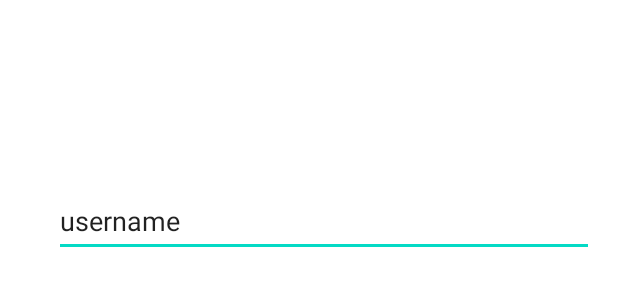
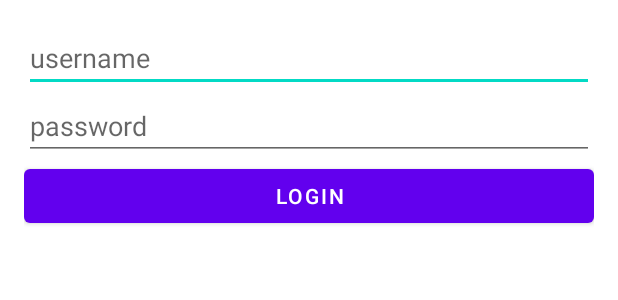
Before and after one commit to mollyxu/Instagram, an Android app: the layout activity_login.xml on its own in the app's theme, with its tools: preview values and no code run, on a phone screen of 412 x 824 dp. Shown: the top 300 px of the screen. Run offline under Robolectric (Android 15) with nearby library versions, the phone set to English and light mode, and no system bars.

Commit message:
fixed files that were accidentally removed

```diff
--- a/app/build.gradle
+++ b/app/build.gradle
@@ -35,4 +35,7 @@ dependencies {
     testImplementation 'junit:junit:4.13.2'
     androidTestImplementation 'androidx.test.ext:junit:1.1.3'
     androidTestImplementation 'androidx.test.espresso:espresso-core:3.4.0'
+
+    implementation "com.github.parse-community.Parse-SDK-Android:parse:4.0.0"
+
 }
--- a/app/src/main/AndroidManifest.xml
+++ b/app/src/main/AndroidManifest.xml
@@ -3,7 +3,11 @@
     xmlns:tools="http://schemas.android.com/tools"
     package="com.example.instagram">
 
+    <uses-permission android:name="android.permission.ACCESS_NETWORK_STATE" />
+    <uses-permission android:name="android.permission.INTERNET"/>
+
     <application
+        android:name=".ParseApplication"
         android:allowBackup="true"
         android:dataExtractionRules="@xml/data_extraction_rules"
         android:fullBackupContent="@xml/backup_rules"
@@ -13,6 +17,8 @@
         android:supportsRtl="true"
         android:theme="@style/Theme.Instagram"
         tools:targetApi="31">
+        <activity android:name=".LoginActivity"
+            android:exported="true"/>
         <activity
             android:name=".MainActivity"
             android:exported="true" />
--- a/app/src/main/java/com/example/instagram/SplashScreen.java
+++ b/app/src/main/java/com/example/instagram/SplashScreen.java
@@ -15,9 +15,8 @@ public class SplashScreen extends AppCompatActivity {
         new Handler().postDelayed(new Runnable() {
             @Override
             public void run() {
-                startActivity(new Intent (SplashScreen.this, MainActivity.class));
+                startActivity(new Intent (SplashScreen.this, LoginActivity.class));
                 finish();
-
             }
         }, 2000);
     }
--- a/app/src/main/res/layout/activity_login.xml
+++ b/app/src/main/res/layout/activity_login.xml
@@ -5,53 +5,30 @@
     android:layout_width="match_parent"
     android:layout_height="wrap_content"
     android:layout_margin="16dp"
+    android:orientation="vertical"
     tools:context=".LoginActivity">
 
     <EditText
         android:id="@+id/etUsername"
         android:layout_width="match_parent"
         android:layout_height="wrap_content"
-        android:layout_alignParentTop="true"
-        android:layout_centerHorizontal="true"
-        android:layout_marginStart="20dp"
-        android:layout_marginTop="107dp"
+        android:layout_weight="1"
         android:ems="10"
-        android:inputType="textPersonName"
-        android:minHeight="48dp"
-        app:layout_constraintEnd_toEndOf="parent"
-        app:layout_constraintStart_toStartOf="parent"
-        tools:layout_editor_absoluteY="190dp"
-        tools:text="username" />
+        android:hint="username" />
 
     <EditText
         android:id="@+id/etPassword"
         android:layout_width="match_parent"
         android:layout_height="wrap_content"
-        android:layout_below="@+id/etUsername"
-        android:layout_centerHorizontal="true"
-        android:layout_marginStart="20dp"
-        android:layout_marginTop="26dp"
+        android:layout_weight="1"
         android:ems="10"
-        android:inputType="textPersonName"
-        android:minHeight="48dp"
-        app:layout_constraintEnd_toEndOf="parent"
-        app:layout_constraintStart_toStartOf="parent"
-        tools:layout_editor_absoluteY="259dp"
-        tools:text="password" />
+        android:hint="password"
+        android:inputType="textPassword" />
 
     <Button
         android:id="@+id/btnLogin"
-        android:layout_width="wrap_content"
+        android:layout_width="match_parent"
         android:layout_height="wrap_content"
-        android:layout_below="@+id/etPassword"
-        android:layout_alignParentStart="true"
-        android:layout_centerHorizontal="true"
-        android:layout_marginStart="156dp"
-        android:layout_marginTop="25dp"
-        android:text="Button"
-        app:layout_constraintBottom_toBottomOf="parent"
-        app:layout_constraintEnd_toEndOf="parent"
-        app:layout_constraintStart_toStartOf="parent"
-        app:layout_constraintTop_toTopOf="parent"
-        app:layout_constraintVertical_bias="0.499" />
+        android:layout_weight="1"
+        android:text="Login"/>
 </LinearLayout>
--- a/settings.gradle
+++ b/settings.gradle
@@ -3,6 +3,7 @@ pluginManagement {
         gradlePluginPortal()
         google()
         mavenCentral()
+        maven { url "https://jitpack.io" }
     }
 }
 dependencyResolutionManagement {
@@ -10,6 +11,7 @@ dependencyResolutionManagement {
     repositories {
         google()
         mavenCentral()
+        maven { url "https://jitpack.io" }
     }
 }
 rootProject.name = "Instagram"
```
Also changed, not shown: app/src/main/java/com/example/instagram/LoginActivity.java (+24 -2 lines), app/src/main/java/com/example/instagram/ParseApplication.java (+19 -1 lines).
